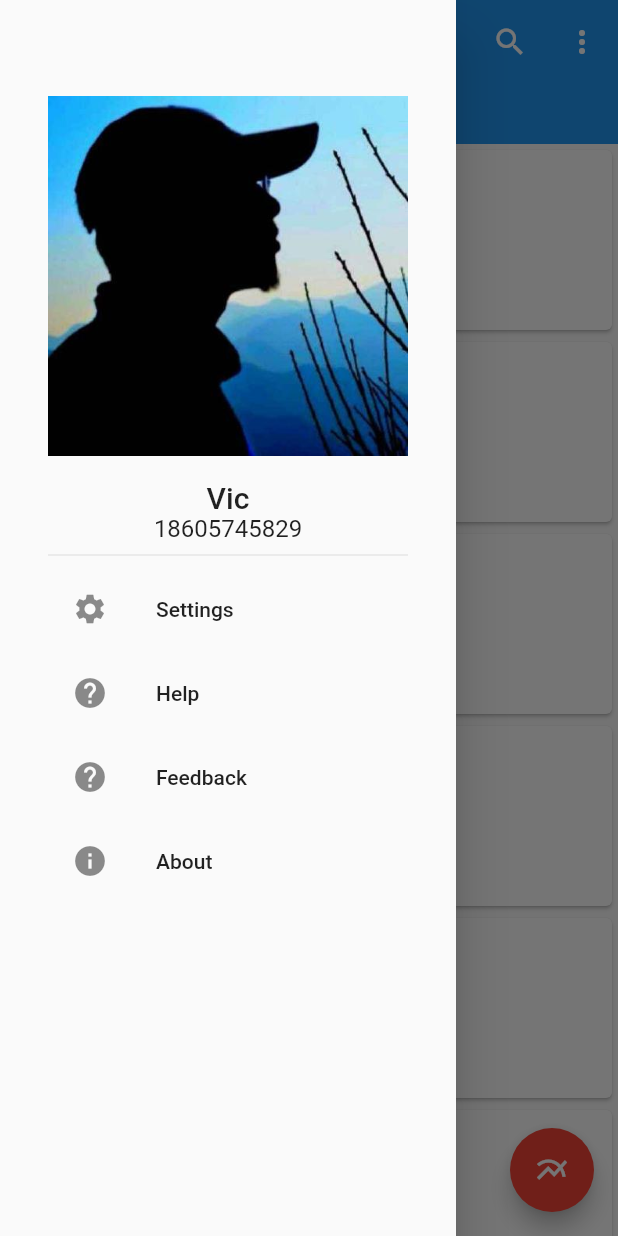
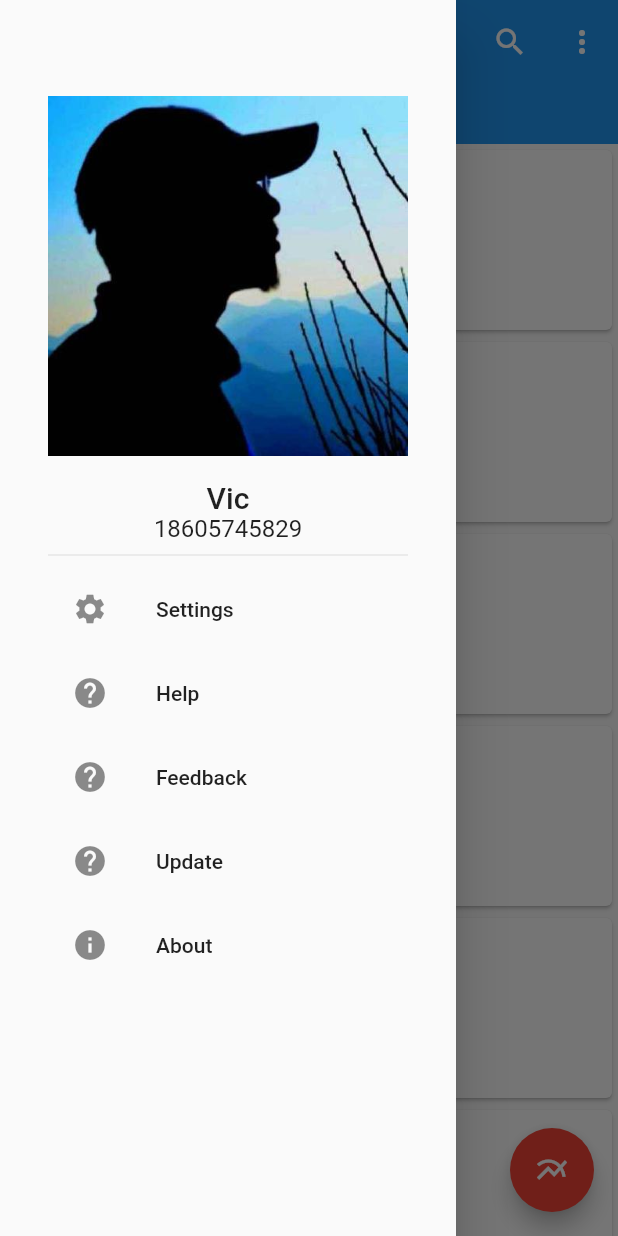
Before and after one commit to VicRen/flutter_learning, a Flutter app: the screen it shows after launch, with the side drawer open, on a phone screen of 412 x 824 dp. Run offline on Flutter 3.47's test engine with Material 2 defaults, Android fonts, the phone set to English and light mode, and no system bars; our stand-ins replace image_picker.

Commit message:
添加 update

```diff
--- a/lib/home.dart
+++ b/lib/home.dart
@@ -65,6 +65,13 @@ class _HomePageState extends State<HomePage> {
         new ListTile(
           leading: new Icon(Icons.help),
           title: new Text('Feedback'),
+          onTap: () {
+            _popDrawer(DrawerAction.SETTINGS);
+          },
+        ),
+        new ListTile(
+          leading: new Icon(Icons.help),
+          title: new Text('Update'),
           onTap: () {
             _popDrawer(DrawerAction.SETTINGS);
           },
```
